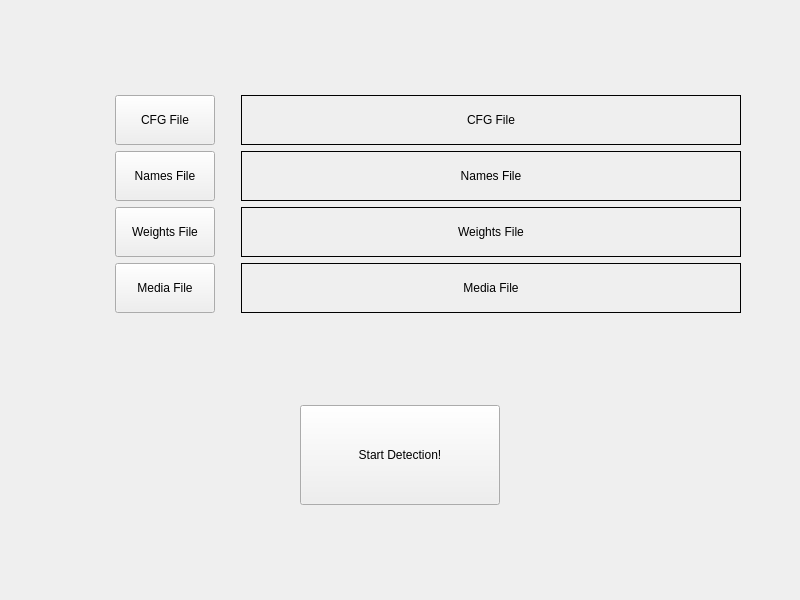
Old version of the form ui/mainwindow.ui in the repository angeligareta/SaferAuto.
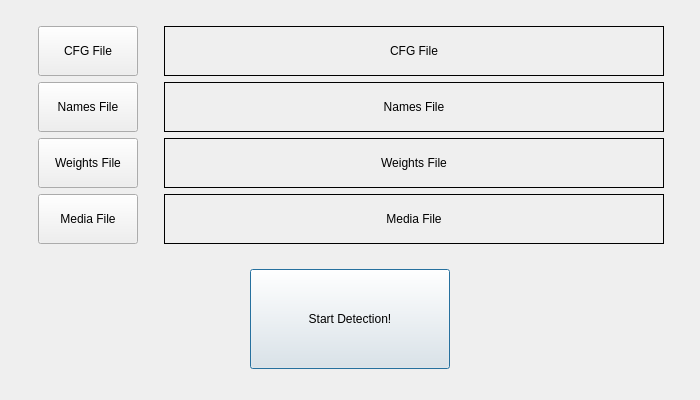
New version of the form.

The edit to the form file:
```diff
--- a/ui/mainwindow.ui
+++ b/ui/mainwindow.ui
@@ -1,22 +1,24 @@
 <?xml version="1.0" encoding="UTF-8"?>
 <ui version="4.0">
  <class>MainWindow</class>
- <widget class="QMainWindow" name="MainWindow">
+ <widget class="QDialog" name="MainWindow">
   <property name="geometry">
    <rect>
     <x>0</x>
     <y>0</y>
-    <width>800</width>
-    <height>600</height>
+    <width>700</width>
+    <height>400</height>
    </rect>
   </property>
   <property name="windowTitle">
    <string>SaferAuto</string>
   </property>
-  <widget class="QWidget" name="centralwidget">
-   <layout class="QVBoxLayout" name="verticalLayout_3">
+  <layout class="QVBoxLayout" name="verticalLayout_4">
     <item>
      <layout class="QHBoxLayout" name="horizontalLayout">
+     <property name="topMargin">
+      <number>15</number>
+     </property>
       <item>
        <layout class="QVBoxLayout" name="verticalLayout">
         <property name="sizeConstraint">
@@ -48,6 +50,15 @@
           <property name="text">
            <string>CFG File</string>
           </property>
+         <property name="autoDefault">
+          <bool>false</bool>
+         </property>
+         <property name="default">
+          <bool>false</bool>
+         </property>
+         <property name="flat">
+          <bool>false</bool>
+         </property>
          </widget>
         </item>
         <item alignment="Qt::AlignRight">
@@ -73,6 +84,9 @@
           <property name="text">
            <string>Names File</string>
           </property>
+         <property name="autoDefault">
+          <bool>false</bool>
+         </property>
          </widget>
         </item>
         <item alignment="Qt::AlignRight">
@@ -98,6 +112,9 @@
           <property name="text">
            <string>Weights File</string>
           </property>
+         <property name="autoDefault">
+          <bool>false</bool>
+         </property>
          </widget>
         </item>
         <item alignment="Qt::AlignRight">
@@ -123,6 +140,9 @@
           <property name="text">
            <string>Media File</string>
           </property>
+         <property name="autoDefault">
+          <bool>false</bool>
+         </property>
          </widget>
         </item>
        </layout>
@@ -130,7 +150,7 @@
       <item>
        <layout class="QVBoxLayout" name="verticalLayout_2">
         <property name="rightMargin">
-         <number>50</number>
+        <number>25</number>
         </property>
         <item>
          <widget class="QLabel" name="cfgTag">
@@ -242,7 +262,7 @@
       </item>
      </layout>
     </item>
-    <item alignment="Qt::AlignHCenter">
+   <item alignment="Qt::AlignHCenter|Qt::AlignVCenter">
      <widget class="QPushButton" name="pushButton">
       <property name="minimumSize">
        <size>
@@ -262,17 +282,6 @@
      </widget>
     </item>
    </layout>
-  </widget>
-  <widget class="QMenuBar" name="menubar">
-   <property name="geometry">
-    <rect>
-     <x>0</x>
-     <y>0</y>
-     <width>800</width>
-     <height>22</height>
-    </rect>
-   </property>
-  </widget>
  </widget>
  <resources/>
  <connections/>
```
Lines whose indentation alone changed are shown as unchanged.
